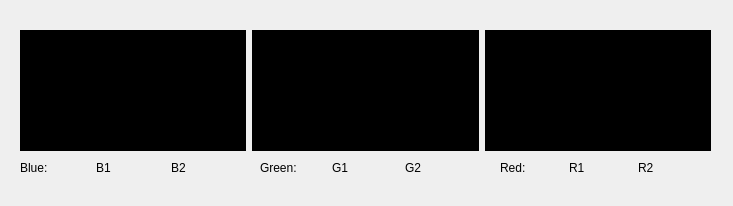
The window that decter/informationdialog.ui (bigflower123/PFE) describes before a commit, drawn with Qt 5.
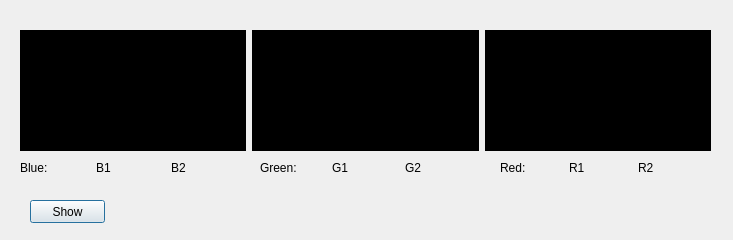
The same window after the commit.

Patch:
```diff
--- a/decter/informationdialog.ui
+++ b/decter/informationdialog.ui
@@ -7,13 +7,13 @@
     <x>0</x>
     <y>0</y>
     <width>733</width>
-    <height>206</height>
+    <height>240</height>
    </rect>
   </property>
   <property name="windowTitle">
    <string>Information object</string>
   </property>
-  <widget class="QWidget" name="">
+  <widget class="QWidget" name="layoutWidget">
    <property name="geometry">
     <rect>
      <x>20</x>
@@ -55,7 +55,7 @@
     </item>
    </layout>
   </widget>
-  <widget class="QWidget" name="">
+  <widget class="QWidget" name="layoutWidget">
    <property name="geometry">
     <rect>
      <x>500</x>
@@ -88,7 +88,7 @@
     </item>
    </layout>
   </widget>
-  <widget class="QWidget" name="">
+  <widget class="QWidget" name="layoutWidget">
    <property name="geometry">
     <rect>
      <x>260</x>
@@ -121,7 +121,7 @@
     </item>
    </layout>
   </widget>
-  <widget class="QWidget" name="">
+  <widget class="QWidget" name="layoutWidget">
    <property name="geometry">
     <rect>
      <x>20</x>
@@ -154,6 +154,19 @@
     </item>
    </layout>
   </widget>
+  <widget class="QPushButton" name="showButton">
+   <property name="geometry">
+    <rect>
+     <x>30</x>
+     <y>200</y>
+     <width>75</width>
+     <height>23</height>
+    </rect>
+   </property>
+   <property name="text">
+    <string>Show</string>
+   </property>
+  </widget>
  </widget>
  <resources/>
  <connections/>
```
